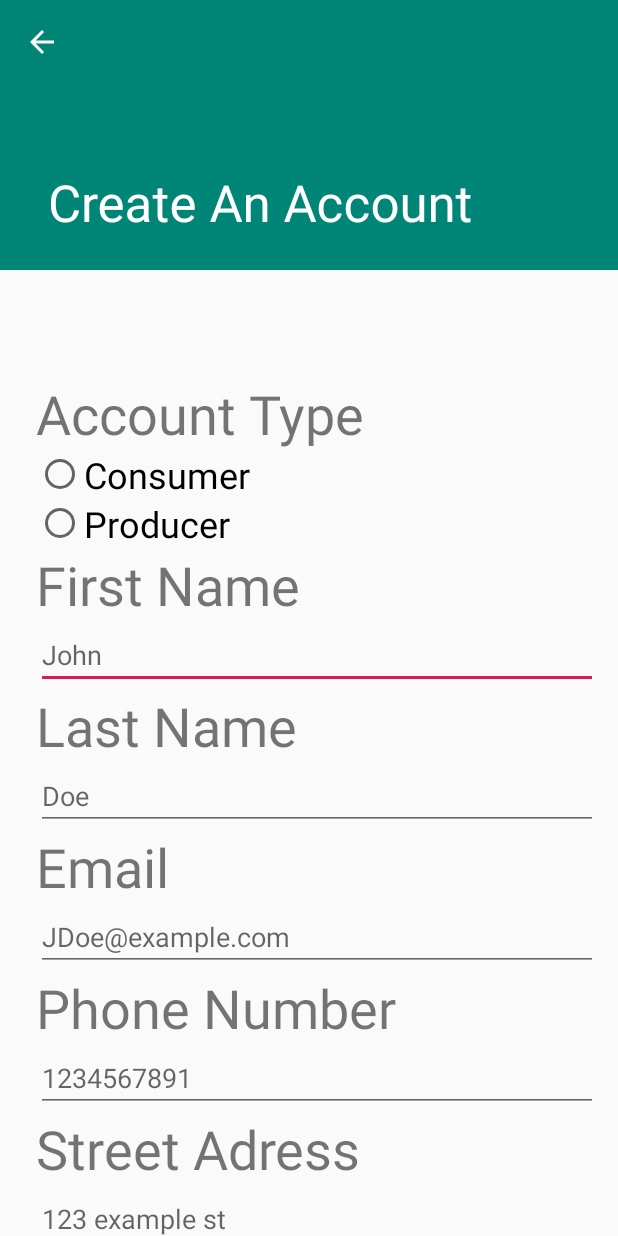
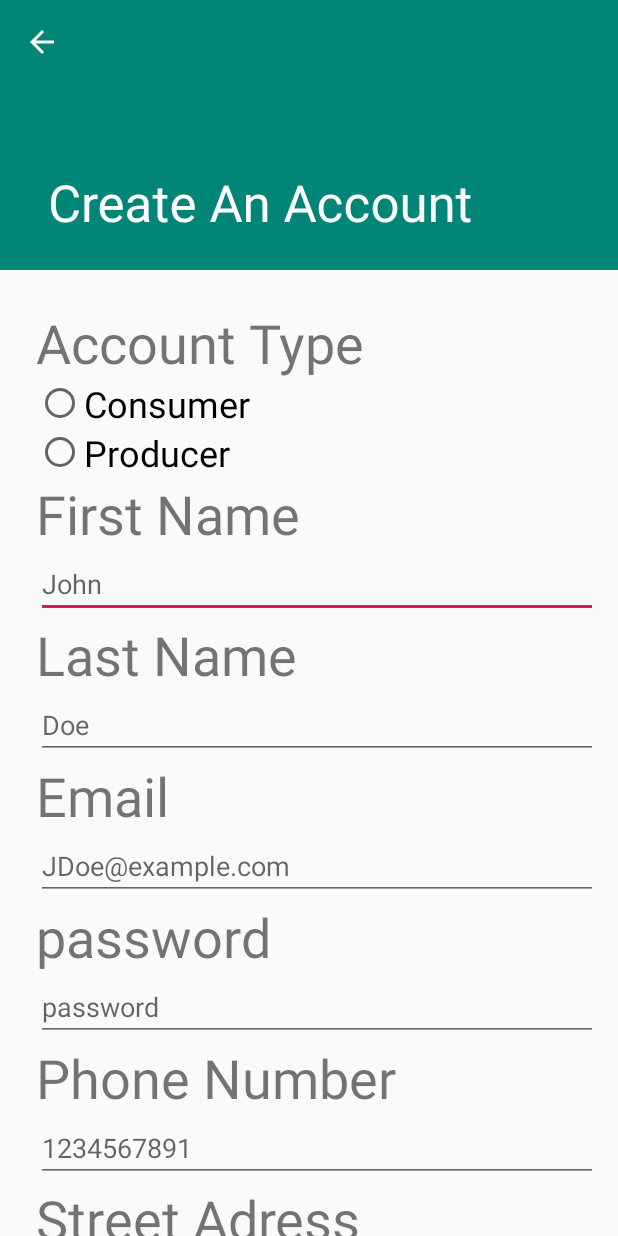
Before and after one commit to leamsifigs/Uglys, an Android app: the createAccount screen opened directly, with no data from a screen before it, on a phone screen of 412 x 824 dp. Run offline under Robolectric (Android 15) with nearby library versions, the phone set to English and light mode, and no system bars; our stand-ins replace Firebase (no records; nobody signed in at launch, a user with empty details on screens opened directly).

Commit message:
added password to userAccount

```diff
--- a/app/build.gradle
+++ b/app/build.gradle
@@ -31,3 +31,4 @@ dependencies {
     androidTestImplementation 'androidx.test:runner:1.1.0-alpha4'
     androidTestImplementation 'androidx.test.espresso:espresso-core:3.1.0-alpha4'
 }
+apply plugin: 'com.google.gms.google-services'
--- a/app/src/main/java/com/example/uglys/MainActivity.java
+++ b/app/src/main/java/com/example/uglys/MainActivity.java
@@ -63,17 +63,18 @@ public class MainActivity extends AppCompatActivity {
                 String fname = data.getStringExtra("fname");
                 String lname = data.getStringExtra("lname");
                 String email = data.getStringExtra("email");
+                String password = data.getStringExtra("password");
                 String phoneNumber = data.getStringExtra("phoneNumber");
                 String streetAddress = data.getStringExtra("streetAddress");
                 String city = data.getStringExtra("city");
                 String state = data.getStringExtra("state");
                 String country = data.getStringExtra("country");
 
-                UserAccount user = new UserAccount(userAccount,fname,lname,email, phoneNumber,streetAddress,city,state,country);
+                UserAccount user = new UserAccount(userAccount,fname,lname,email,password, phoneNumber,streetAddress,city,state,country);
 
                 FirebaseDatabase database = FirebaseDatabase.getInstance();
                 DatabaseReference myRef = database.getReference("/");
-                myRef.child("/").push().setValue("test");
+                myRef.child("/").push().setValue(user);
 
             }
 
--- a/app/src/main/java/com/example/uglys/createAccount.java
+++ b/app/src/main/java/com/example/uglys/createAccount.java
@@ -24,6 +24,7 @@ public class createAccount extends AppCompatActivity {
     private EditText mEditTextFirstName;
     private EditText mEditTextLastName;
     private EditText mEditTextEmail;
+    private EditText mEditTextPassword;
     private EditText mEditTextPhoneNumber;
     private EditText mEditTextStreetAddress;
     private EditText mEditTextCity;
@@ -52,6 +53,7 @@ public class createAccount extends AppCompatActivity {
                 mEditTextFirstName = (EditText)findViewById(R.id.User_First_Name);
                 mEditTextLastName = (EditText)findViewById(R.id.User_Last_Name);
                 mEditTextEmail = (EditText)findViewById(R.id.User_Email);
+                mEditTextPassword = (EditText)findViewById(R.id.User_Password);
                 mEditTextPhoneNumber = (EditText)findViewById(R.id.User_Phone_Number);
                 mEditTextStreetAddress = (EditText)findViewById(R.id.User_Street_Address);
                 mEditTextCity = (EditText)findViewById(R.id.User_City);
@@ -62,6 +64,7 @@ public class createAccount extends AppCompatActivity {
                 String fName = mEditTextFirstName.getText().toString();
                 String lName = mEditTextLastName.getText().toString();
                 String email = mEditTextEmail.getText().toString();
+                String passsword = mEditTextPassword.getText().toString();
                 String phoneNumber = mEditTextPhoneNumber.getText().toString();
                 String streetAddress = mEditTextStreetAddress.getText().toString();
                 String city = mEditTextCity.getText().toString();
@@ -75,6 +78,7 @@ public class createAccount extends AppCompatActivity {
                 resultIntent.putExtra("fname", fName);
                 resultIntent.putExtra("lname", lName);
                 resultIntent.putExtra("email", email);
+                resultIntent.putExtra("password", passsword);
                 resultIntent.putExtra("phoneNumber", phoneNumber);
                 resultIntent.putExtra("streetAddress", streetAddress);
                 resultIntent.putExtra("city", city);
--- a/app/src/main/res/layout/content_create_account.xml
+++ b/app/src/main/res/layout/content_create_account.xml
@@ -92,6 +92,19 @@
             <TextView
                 android:layout_width="match_parent"
                 android:layout_height="wrap_content"
+                android:text="password"
+                android:textSize="36dp" />
+
+            <EditText
+                android:id="@+id/User_Password"
+                android:layout_width="match_parent"
+                android:layout_height="wrap_content"
+                android:hint="password"
+                android:inputType="text" />
+
+            <TextView
+                android:layout_width="match_parent"
+                android:layout_height="wrap_content"
                 android:text="Phone Number"
                 android:textSize="36dp" />
 
--- a/build.gradle
+++ b/build.gradle
@@ -8,7 +8,7 @@ buildscript {
     }
     dependencies {
         classpath 'com.android.tools.build:gradle:3.3.1'
-        classpath 'com.google.gms:google-services:4.1.0'
+        classpath 'com.google.gms:google-services:4.0.1'
 
         // NOTE: Do not place your application dependencies here; they belong
         // in the individual module build.gradle files
```
Also changed, not shown: app/src/main/java/com/example/uglys/UserAccount.java (+11 -1 lines).
